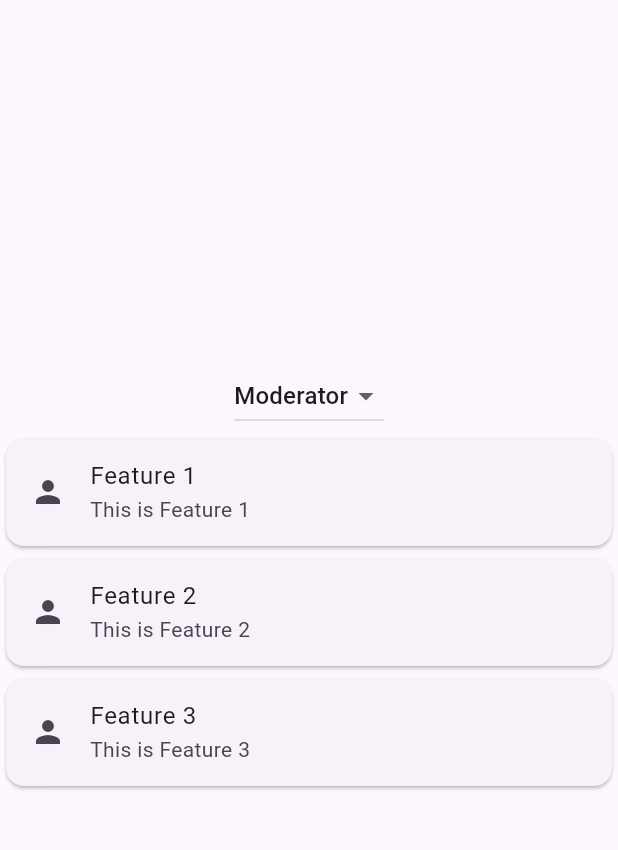
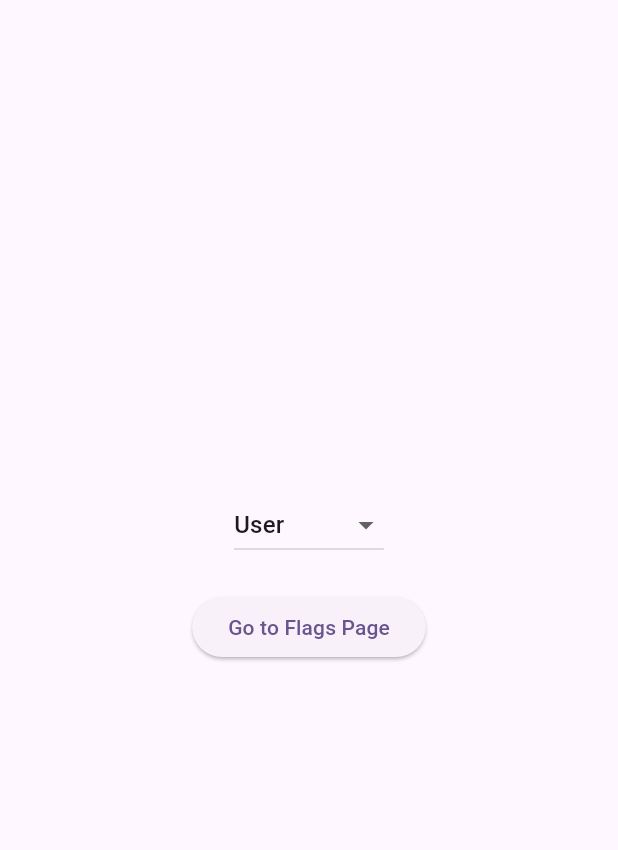
Before and after one commit to Mustafa7Ibrahim/feature_flagix, a Flutter app: the screen it shows after launch, on a phone screen of 412 x 824 dp, the part 84-934 px from its top. Run offline on Flutter 3.47's test engine with Material 3 defaults, Android fonts, the phone set to English and light mode, and no system bars.

Commit message:
Add feature flags and role-based permissions

```diff
--- /dev/null
+++ b/example/lib/data/fake_flags.dart
@@ -0,0 +1,11 @@
+List<String> flags = ['feature1', 'feature2'];
+
+/// create a fake function to get the current user flags
+/// it should return a list of flags
+/// and the flags should be a string
+/// this function is a fake function that return a future
+
+Future<List<String>> getUserFlags() async {
+  await Future.delayed(const Duration(seconds: 2));
+  return flags;
+}
--- a/example/lib/main.dart
+++ b/example/lib/main.dart
@@ -1,3 +1,6 @@
+import 'dart:developer';
+
+import 'package:example/data/fake_flags.dart';
 import 'package:feature_flagix/feature_flagix.dart';
 import 'package:flutter/material.dart';
 
@@ -5,8 +8,54 @@ void main() {
   runApp(const MyApp());
 }
 
-class MyApp extends StatelessWidget {
+class MyApp extends StatefulWidget {
   const MyApp({super.key});
+
+  @override
+  State<MyApp> createState() => _MyAppState();
+}
+
+class _MyAppState extends State<MyApp> {
+  // Create a new instance of [AppFlagix].
+  final AppFlagix appFlagix = AppFlagix();
+
+  /// Create a new instance of [FlagixModel] with the given [roles].
+  FlagixModel flagixModel = FlagixModel(
+    roles: {
+      Roles.user: RoleFlagix<String>(
+        permissions: [
+          Flags.feature1.name,
+          Flags.feature2.name,
+        ],
+      ),
+      Roles.admin: RoleFlagix(
+        permissions: [
+          Flags.feature1.name,
+          Flags.feature2.name,
+          Flags.feature3.name,
+          Flags.feature4.name,
+        ],
+      ),
+      Roles.moderator: RoleFlagix(
+        permissions: [
+          Flags.feature1.name,
+          Flags.feature2.name,
+          Flags.feature3.name,
+        ],
+      ),
+      Roles.custom: RoleFlagix(
+        permissions: flags,
+      ),
+    },
+  );
+
+  @override
+  void initState() {
+    super.initState();
+    appFlagix.setCurrentRole(Roles.user);
+    // Initialize the [AppFlagix] instance with the [FlagixModel] instance.
+    appFlagix.setPermissions(flagixModel);
+  }
 
   @override
   Widget build(BuildContext context) {
@@ -26,6 +75,7 @@ enum Roles {
   user,
   admin,
   moderator,
+  custom,
 }
 
 enum Flags {
@@ -48,41 +98,12 @@ class _MyHomePageState extends State<MyHomePage> {
   final AppFlagix appFlagix = AppFlagix();
 
   /// current user role
-  Roles role = Roles.moderator;
-
-  /// Create a new instance of [FlagixModel] with the given [roles].
-  FlagixModel<Roles, Flags> flagixModel = FlagixModel<Roles, Flags>(
-    roles: {
-      Roles.user: RoleFlagix<Flags>(
-        permissions: [
-          Flags.feature1,
-          Flags.feature2,
-        ],
-      ),
-      Roles.admin: RoleFlagix<Flags>(
-        permissions: [
-          Flags.feature1,
-          Flags.feature2,
-          Flags.feature3,
-          Flags.feature4,
-        ],
-      ),
-      Roles.moderator: RoleFlagix<Flags>(
-        permissions: [
-          Flags.feature1,
-          Flags.feature2,
-          Flags.feature3,
-        ],
-      ),
-    },
-  );
+  late Roles role;
 
   @override
   void initState() {
     super.initState();
-    appFlagix.setCurrentRole(role);
-    // Initialize the [AppFlagix] instance with the [FlagixModel] instance.
-    appFlagix.setPermissions(flagixModel);
+    role = Roles.user;
   }
 
   @override
@@ -94,13 +115,19 @@ class _MyHomePageState extends State<MyHomePage> {
       ),
       body: Column(
         mainAxisAlignment: MainAxisAlignment.center,
+        crossAxisAlignment: CrossAxisAlignment.center,
         children: <Widget>[
           /// dropdown button to change the current user role
           DropdownButton<Roles>(
             value: role,
             onChanged: (Roles? value) {
-              setState(() => role = value!);
-              appFlagix.setCurrentRole(role);
+              setState(() {
+                role = value!;
+                appFlagix.setCurrentRole(role);
+              });
+              log('Current role setter: $value');
+              log('Current role: $role');
+              log('Current role: ${appFlagix.currentRole}');
             },
             items: const <DropdownMenuItem<Roles>>[
               DropdownMenuItem<Roles>(
@@ -115,11 +142,48 @@ class _MyHomePageState extends State<MyHomePage> {
                 value: Roles.moderator,
                 child: Text('Moderator'),
               ),
+              DropdownMenuItem<Roles>(
+                value: Roles.custom,
+                child: Text('Custom'),
+              ),
             ],
           ),
-          const FlagixWidget(
-            flag: Flags.feature1,
-            child: Card(
+          const SizedBox(
+            height: 20,
+            width: double.infinity,
+          ),
+          ElevatedButton(
+            onPressed: () {
+              Navigator.push(
+                context,
+                MaterialPageRoute<void>(
+                  builder: (BuildContext context) => const FlagsClass(),
+                ),
+              );
+            },
+            child: const Text('Go to Flags Page'),
+          )
+        ],
+      ),
+    );
+  }
+}
+
+class FlagsClass extends StatelessWidget {
+  const FlagsClass({super.key});
+
+  @override
+  Widget build(BuildContext context) {
+    return Scaffold(
+      appBar: AppBar(
+        backgroundColor: Theme.of(context).colorScheme.inversePrimary,
+        title: const Text('Feature_flagix'),
+      ),
+      body: ListView(
+        children: [
+          FlagixWidget(
+            flag: Flags.feature1.name,
+            child: const Card(
               child: ListTile(
                 leading: Icon(Icons.person),
                 title: Text('Feature 1'),
@@ -127,9 +191,9 @@ class _MyHomePageState extends State<MyHomePage> {
               ),
             ),
           ),
-          const FlagixWidget(
-            flag: Flags.feature2,
-            child: Card(
+          FlagixWidget(
+            flag: Flags.feature2.name,
+            child: const Card(
               child: ListTile(
                 leading: Icon(Icons.person),
                 title: Text('Feature 2'),
@@ -137,9 +201,9 @@ class _MyHomePageState extends State<MyHomePage> {
               ),
             ),
           ),
-          const FlagixWidget(
-            flag: Flags.feature3,
-            child: Card(
+          FlagixWidget(
+            flag: Flags.feature3.name,
+            child: const Card(
               child: ListTile(
                 leading: Icon(Icons.person),
                 title: Text('Feature 3'),
@@ -147,9 +211,9 @@ class _MyHomePageState extends State<MyHomePage> {
               ),
             ),
           ),
-          const FlagixWidget(
-            flag: Flags.feature4,
-            child: Card(
+          FlagixWidget(
+            flag: Flags.feature4.name,
+            child: const Card(
               child: ListTile(
                 leading: Icon(Icons.person),
                 title: Text('Feature 4'),
--- a/lib/src/app_flagix.dart
+++ b/lib/src/app_flagix.dart
@@ -7,12 +7,11 @@ class AppFlagix<P> {
   late P _currentRole;
 
   // Private constructor to prevent instantiation from outside the class.
-  AppFlagix._() : _currentRole = "defaultRole" as P;
+  AppFlagix._() : _currentRole = "Role" as P;
 
   // The single instance of the class.
   static AppFlagix? _instance;
 
-  // Factory constructor to provide a controlled instance.
   // Factory constructor to provide a controlled instance.
   factory AppFlagix() {
     _instance ??= AppFlagix._();
```
